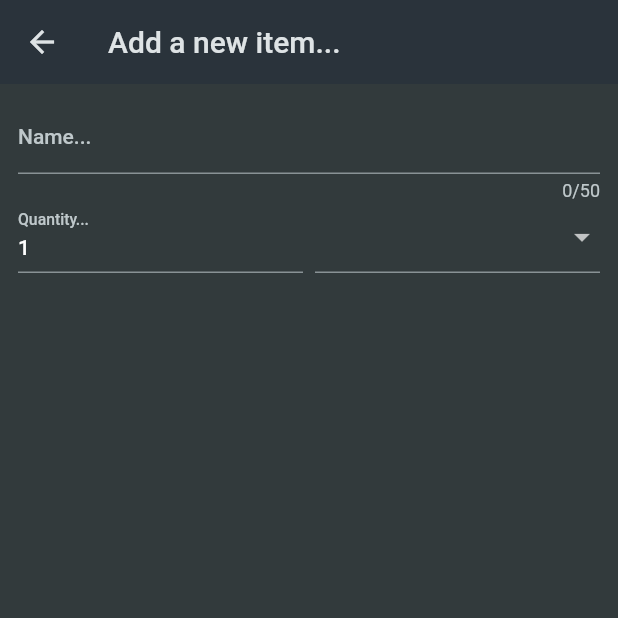
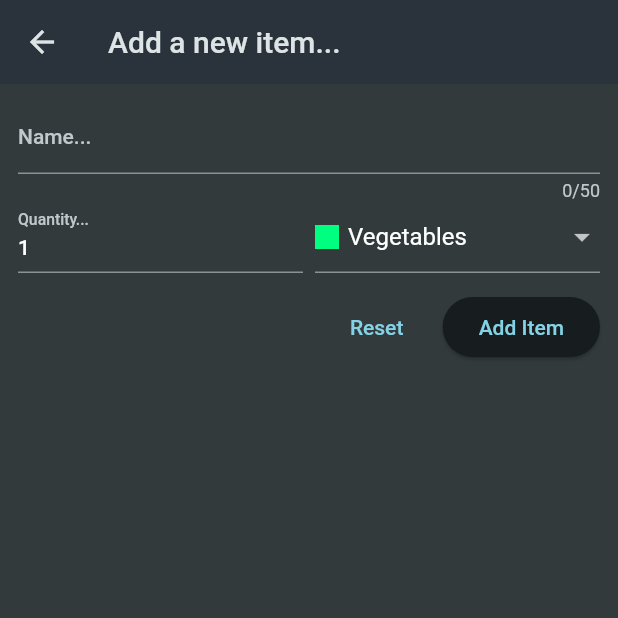
Before and after one commit to carlstep/shopping_list_cs1, a Flutter app: the screen it shows after launch, after a tap on the "add" icon, on a phone screen of 412 x 824 dp, the top half of it. Run offline on Flutter 3.47's test engine with Material 2 defaults, Android fonts, the phone set to English and light mode, and no system bars.

Commit message:
update to grocery_list.dart

```diff
--- a/lib/widgets/grocery_list.dart
+++ b/lib/widgets/grocery_list.dart
@@ -1,5 +1,6 @@
 import 'package:flutter/material.dart';
 import 'package:shopping_list_cs1/data/dummy_items.dart';
+import 'package:shopping_list_cs1/models/grocery_item.dart';
 import 'package:shopping_list_cs1/widgets/new_item.dart';
 
 class GroceryList extends StatefulWidget {
@@ -10,10 +11,20 @@
 }
 
 class _GroceryListState extends State<GroceryList> {
-  void _addItem() {
-    Navigator.of(context).push(
-      MaterialPageRoute(builder: (ctx) => const NewItem()),
+  final List<GroceryItem> _groceryItems = [];
+
+  void _addItem() async {
+    final newItem = await Navigator.of(context).push<GroceryItem>(
+      MaterialPageRoute(
+        builder: (ctx) => const NewItem(),
+      ),
     );
+    if (newItem == null) {
+      return;
+    }
+    setState(() {
+      _groceryItems.add(newItem);
+    });
   }
 
   @override
@@ -24,20 +35,20 @@
         actions: [
           IconButton(
             onPressed: _addItem,
-            icon: Icon(Icons.add),
+            icon: const Icon(Icons.add),
           ),
         ],
       ),
       body: ListView.builder(
-        itemCount: groceryItems.length,
+        itemCount: _groceryItems.length,
         itemBuilder: (context, index) => ListTile(
-          title: Text(groceryItems[index].name),
+          title: Text(_groceryItems[index].name),
           leading: Container(
             height: 20,
             width: 20,
-            color: groceryItems[index].category.color,
+            color: _groceryItems[index].category.color,
           ),
-          trailing: Text(groceryItems[index].quantity.toString()),
+          trailing: Text(_groceryItems[index].quantity.toString()),
         ),
       ),
     );
--- a/lib/widgets/new_item.dart
+++ b/lib/widgets/new_item.dart
@@ -1,5 +1,7 @@
 import 'package:flutter/material.dart';
 import 'package:shopping_list_cs1/data/categories.dart';
+import 'package:shopping_list_cs1/models/category.dart';
+import 'package:shopping_list_cs1/models/grocery_item.dart';
 
 class NewItem extends StatefulWidget {
   const NewItem({super.key});
@@ -9,6 +11,25 @@
 }
 
 class _NewItemState extends State<NewItem> {
+  final _formKey = GlobalKey<FormState>();
+  var _enteredName = '';
+  var _enteredQuantity = 1;
+  var _selectedCategory = categories[Categories.vegetables]!;
+
+  void _saveItem() {
+    if (_formKey.currentState!.validate()) {
+      _formKey.currentState!.save();
+      Navigator.of(context).pop(
+        GroceryItem(
+          id: DateTime.now().toString(),
+          name: _enteredName,
+          quantity: _enteredQuantity,
+          category: _selectedCategory,
+        ),
+      );
+    }
+  }
+
   @override
   Widget build(BuildContext context) {
     return Scaffold(
@@ -18,6 +39,7 @@
       body: Padding(
         padding: const EdgeInsets.all(12),
         child: Form(
+          key: _formKey,
           child: Column(
             children: [
               TextFormField(
@@ -26,7 +48,16 @@
                   label: Text('Name...'),
                 ),
                 validator: (value) {
-                  return 'Demo...';
+                  if (value == null ||
+                      value.isEmpty ||
+                      value.trim().length <= 3 ||
+                      value.trim().length > 50) {
+                    return 'Input Error - Must be between 3 and 50 characters!';
+                  }
+                  return null;
+                },
+                onSaved: (value) {
+                  _enteredName = value!;
                 },
               ),
               Row(
@@ -34,10 +65,23 @@
                 children: [
                   Expanded(
                     child: TextFormField(
+                      keyboardType: TextInputType.number,
                       decoration: const InputDecoration(
                         label: Text('Quantity...'),
                       ),
-                      initialValue: '1',
+                      initialValue: _enteredQuantity.toString(),
+                      validator: (value) {
+                        if (value == null ||
+                            value.isEmpty ||
+                            int.tryParse(value) == null ||
+                            int.tryParse(value)! <= 0) {
+                          return 'Input Error - Must have a whole number!';
+                        }
+                        return null;
+                      },
+                      onSaved: (value) {
+                        _enteredQuantity = int.parse(value!);
+                      },
                     ),
                   ),
                   const SizedBox(
@@ -45,6 +89,7 @@
                   ),
                   Expanded(
                     child: DropdownButtonFormField(
+                      value: _selectedCategory,
                       items: [
                         for (final category in categories.entries)
                           DropdownMenuItem(
@@ -64,11 +109,36 @@
                             ),
                           ),
                       ],
-                      onChanged: (value) {},
+                      onChanged: (value) {
+                        setState(() {
+                          _selectedCategory = value!;
+                        });
+                      },
                     ),
-                  )
+                  ),
                 ],
-              )
+              ),
+              const SizedBox(
+                height: 12,
+              ),
+              Row(
+                mainAxisAlignment: MainAxisAlignment.end,
+                children: [
+                  TextButton(
+                    onPressed: () {
+                      _formKey.currentState!.reset();
+                    },
+                    child: const Text('Reset'),
+                  ),
+                  const SizedBox(
+                    width: 12,
+                  ),
+                  ElevatedButton(
+                    onPressed: _saveItem,
+                    child: const Text('Add Item'),
+                  ),
+                ],
+              ),
             ],
           ),
         ),
```
